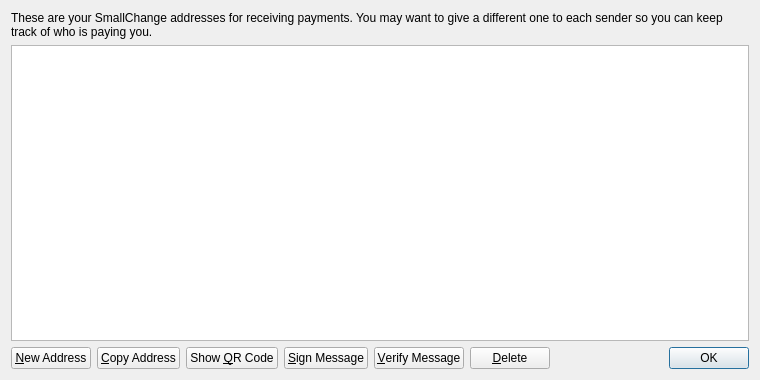
First picture: the form in src/qt/forms/addressbookpage.ui, repository mcounts/coinmighty, before the edit.
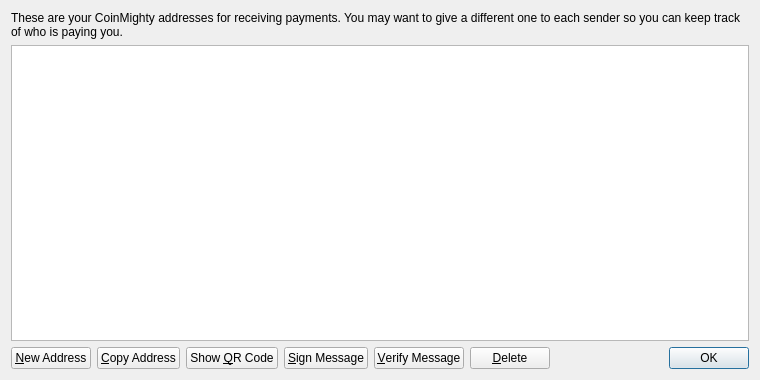
Second picture: the form after the edit. Icons and pictures are not drawn.

What changed in the file:
```diff
--- a/src/qt/forms/addressbookpage.ui
+++ b/src/qt/forms/addressbookpage.ui
@@ -17,7 +17,7 @@
    <item>
     <widget class="QLabel" name="labelExplanation">
      <property name="text">
-      <string>These are your SmallChange addresses for receiving payments. You may want to give a different one to each sender so you can keep track of who is paying you.</string>
+      <string>These are your CoinMighty addresses for receiving payments. You may want to give a different one to each sender so you can keep track of who is paying you.</string>
      </property>
      <property name="textFormat">
       <enum>Qt::PlainText</enum>
```
